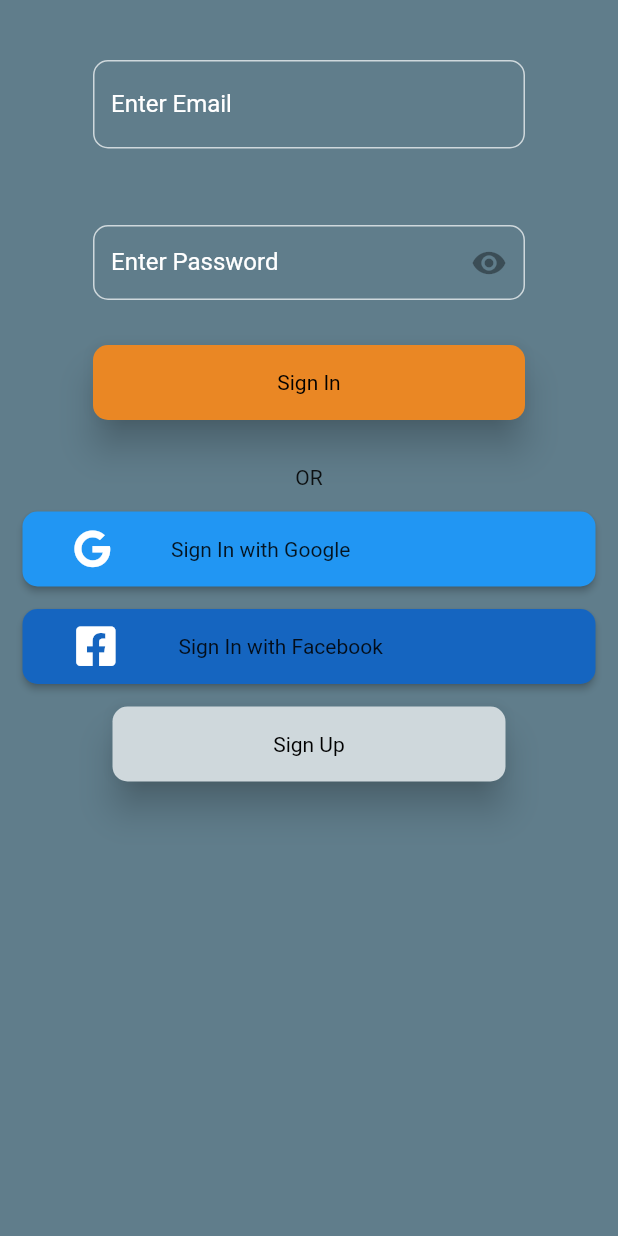
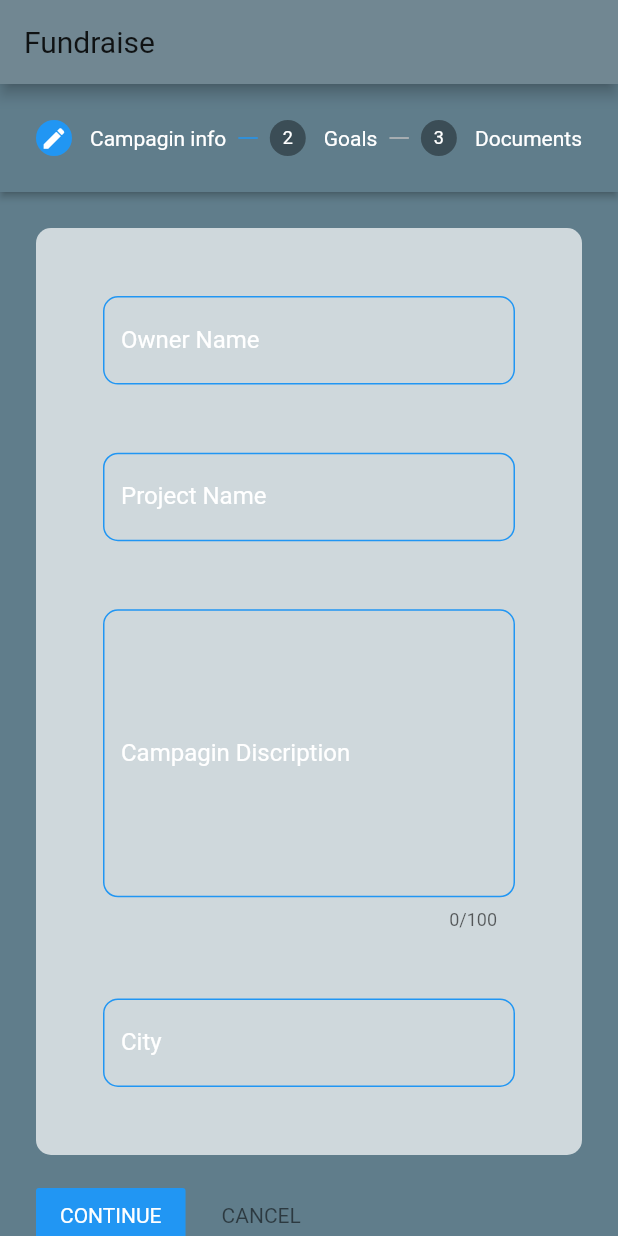
Before and after one commit to Ayushi-nigam/Krowdfunding, a Flutter app: the screen it shows after launch, on a phone screen of 412 x 824 dp. Run offline on Flutter 3.47's test engine with Material 2 defaults, Android fonts, the phone set to English and light mode, and no system bars; our stand-ins replace cloud_firestore, firebase_core, flare_flutter, font_awesome_flutter; accounts and stored records are empty.

Commit message:
My Fundraise functionality

```diff
--- a/crowd_funding/lib/app_screens/EditProfile.dart
+++ b/crowd_funding/lib/app_screens/EditProfile.dart
@@ -1,10 +1,12 @@
 import 'package:flutter/material.dart';
 
-class EditProfile extends StatelessWidget{
+class EditProfile extends StatelessWidget {
   @override
-  Widget build (BuildContext context){
-    return Container(
-        child:Text("data")
+  Widget build(BuildContext context) {
+    return new Scaffold(
+      appBar: new AppBar(
+        title: new Text("Edit Profile"),
+      ),
     );
   }
 }
--- a/crowd_funding/lib/app_screens/Login.dart
+++ b/crowd_funding/lib/app_screens/Login.dart
@@ -188,4 +188,3 @@ class _LoginForm extends State<Login> {
         ));
   }
 }
-Akash
--- a/crowd_funding/lib/app_screens/Logo.dart
+++ b/crowd_funding/lib/app_screens/Logo.dart
@@ -3,6 +3,8 @@ import 'dart:async';
 
 import 'package:crowd_funding/app_screens/Login.dart';
 import 'package:flutter/material.dart';
+
+import 'EditProfile.dart';
 
 class Logo extends StatelessWidget {
   @override
@@ -25,7 +27,7 @@ class Logo extends StatelessWidget {
     Navigator.of(context).pushReplacement(new PageRouteBuilder(
         maintainState: true,
         opaque: true,
-        pageBuilder: (context, _, __) => new Login(),
+        pageBuilder: (context, _, __) => new EditProfile(),
         transitionDuration: const Duration(seconds: 1),
         transitionsBuilder: (context, anim1, anim2, child) {
           return new FadeTransition(
--- a/crowd_funding/lib/app_screens/Menu.dart
+++ b/crowd_funding/lib/app_screens/Menu.dart
@@ -2,7 +2,7 @@ import 'package:flutter/material.dart';
 import 'package:font_awesome_flutter/font_awesome_flutter.dart';
 import 'Dashboard.dart';
 import 'EditProfile.dart';
-import 'My_Fundraise.dart';
+import 'MyFundraise.dart';
 import 'My_Donation.dart';
 import 'Help_Support.dart';
 import 'Rewards.dart';
@@ -78,7 +78,7 @@ class Menu extends StatelessWidget {
                 ),
                 onTap: () {
                   Navigator.push(context,
-                      MaterialPageRoute(builder: (context) => My_Fundraise()));
+                      MaterialPageRoute(builder: (context) => MyFundraise()));
                 },
               ),
               new ListTile(
--- /dev/null
+++ b/crowd_funding/lib/app_screens/MyFundraise.dart
@@ -0,0 +1,231 @@
+import 'package:cloud_firestore/cloud_firestore.dart';
+import 'package:crowd_funding/app_screens/TextFField.dart';
+import 'package:crowd_funding/model/User.dart';
+import 'package:flutter/material.dart';
+import 'package:flutter/rendering.dart';
+
+class MyFundraise extends StatefulWidget {
+  @override
+  MyFundraiseState createState() => new MyFundraiseState();
+}
+
+class MyFundraiseState extends State<MyFundraise> {
+  int currentStep = 0;
+  bool complete = false;
+  User user = new User();
+  final List<DropdownMenuItem> items = [];
+  final List<DropdownMenuItem> yearsOfExp = [];
+  String selectedValueCity;
+  String selectedValueResidence;
+  CollectionReference firebaseUsers =
+      FirebaseFirestore.instance.collection('UserProfile');
+  @override
+  void initState() {
+    items.add(DropdownMenuItem(
+      child: Text("Bhopal"),
+      value: "Bhopal",
+    ));
+  }
+
+  next() {
+    if (currentStep == 2) {
+      firebaseUsers.add(this.user.toJson()).then((value) {
+        currentStep + 1 != steps.length
+            ? goTo(currentStep + 1)
+            : setState(() => complete = true);
+      });
+    } else {
+      currentStep + 1 != steps.length
+          ? goTo(currentStep + 1)
+          : setState(() {
+              complete = true;
+            });
+    }
+  }
+
+  cancel() {
+    if (currentStep > 0) {
+      goTo(currentStep - 1);
+    }
+  }
+
+  goTo(int step) {
+    setState(() => currentStep = step);
+  }
+
+  bool isActive(index) {
+    if (currentStep == index) {
+      return true;
+    } else {
+      return false;
+    }
+  }
+
+  StepState isComplete(index) {
+    if (currentStep > index) {
+      return StepState.complete;
+    } else if (currentStep == index) {
+      return StepState.editing;
+    } else {
+      return StepState.disabled;
+    }
+  }
+
+  createSteps(BuildContext context) {
+    return this.steps = [
+      Step(
+          title: const Text(
+            'Campagin info',
+            style: TextStyle(color: Colors.white),
+          ),
+          isActive: isActive(0),
+          state: isComplete(0),
+          content: new Container(
+            width: MediaQuery.of(context).size.width,
+            height: MediaQuery.of(context).size.height -
+                MediaQuery.of(context).size.height / 4,
+            child: new Column(
+              mainAxisAlignment: MainAxisAlignment.spaceEvenly,
+              children: [
+                new Container(
+                    width: MediaQuery.of(context).size.width -
+                        MediaQuery.of(context).size.width / 3,
+                    child: new TextFField(
+                      lableTextField: "Owner Name",
+                      hintTextField: "Enter The Owner Name",
+                      errorText: "Please Enter Owner Name",
+                      suffixIcons: null,
+                      aTextInputType: TextInputType.name,
+                    )),
+                new Container(
+                    width: MediaQuery.of(context).size.width -
+                        MediaQuery.of(context).size.width / 3,
+                    child: new TextFField(
+                      lableTextField: "Project Name",
+                      hintTextField: "Enter The Project Name",
+                      errorText: "Please Enter Project Name",
+                      suffixIcons: null,
+                      aTextInputType: TextInputType.name,
+                    )),
+                new Container(
+                    width: MediaQuery.of(context).size.width -
+                        MediaQuery.of(context).size.width / 3,
+                    child: new TextFField(
+                      lableTextField: "Campagin Discription",
+                      hintTextField: "Enter The Campagin Discription",
+                      errorText: "Please Enter Campagin Discription",
+                      suffixIcons: null,
+                      maxLine: 8,
+                      minLine: 100,
+                      aTextInputType: TextInputType.multiline,
+                    )),
+                new Container(
+                    width: MediaQuery.of(context).size.width -
+                        MediaQuery.of(context).size.width / 3,
+                    child: new TextFField(
+                      lableTextField: "City",
+                      hintTextField: "Enter The City",
+                      errorText: "Please Enter City",
+                      suffixIcons: null,
+                    )),
+              ],
+            ),
+            decoration: new BoxDecoration(
+                borderRadius: BorderRadius.circular(10),
+                color: Theme.of(context).primaryColorLight),
+          )),
+      Step(
+          isActive: isActive(1),
+          state: isComplete(1),
+          title: const Text(
+            'Goals',
+            style: TextStyle(color: Colors.white),
+          ),
+          content: new Container(
+            width: MediaQuery.of(context).size.width,
+            height: MediaQuery.of(context).size.height -
+                MediaQuery.of(context).size.height / 2,
+            child: Column(
+              mainAxisAlignment: MainAxisAlignment.spaceEvenly,
+              children: [
+                new Container(
+                    width: MediaQuery.of(context).size.width -
+                        MediaQuery.of(context).size.width / 3,
+                    child: new TextFField(
+                      lableTextField: "Campagin Days",
+                      hintTextField: "Enter The Campagin Days",
+                      errorText: "Please Enter Campagin Days",
+                      suffixIcons: null,
+                      aTextInputType: TextInputType.number,
+                    )),
+                new Container(
+                    width: MediaQuery.of(context).size.width -
+                        MediaQuery.of(context).size.width / 3,
+                    child: new TextFField(
+                      lableTextField: "Goal Amount",
+                      hintTextField: "Enter The Goal Amount",
+                      errorText: "Please Enter Goal Amount",
+                      suffixIcons: null,
+                      aTextInputType: TextInputType.number,
+                    )),
+                new Container(
+                    width: MediaQuery.of(context).size.width -
+                        MediaQuery.of(context).size.width / 3,
+                    child: new TextFField(
+                      lableTextField: "Goal Amount",
+                      hintTextField: "Enter The Goal Amount",
+                      errorText: "Please Enter Goal Amount",
+                      suffixIcons: null,
+                      aTextInputType: TextInputType.number,
+                    )),
+                new Container(
+                    width: MediaQuery.of(context).size.width -
+                        MediaQuery.of(context).size.width / 3,
+                    child: new TextFField(
+                      lableTextField: "Sub Category",
+                      hintTextField: "Enter The Sub Category",
+                      errorText: "Please Enter Sub Category",
+                      suffixIcons: null,
+                      aTextInputType: TextInputType.number,
+                    )),
+              ],
+            ),
+            decoration: new BoxDecoration(
+                borderRadius: BorderRadius.circular(10),
+                color: Theme.of(context).primaryColorLight),
+          )),
+      Step(
+        state: isComplete(2),
+        isActive: isActive(2),
+        title: const Text('Documents', style: TextStyle(color: Colors.white)),
+        content: Column(
+          children: <Widget>[],
+        ),
+      ),
+    ];
+  }
+
+  List<Step> steps;
+
+  @override
+  Widget build(BuildContext context) {
+    return new Scaffold(
+        appBar: new AppBar(
+          title: new Text("Fundraise"),
+        ),
+        body: Theme(
+            data: ThemeData(
+                canvasColor: Theme.of(context).scaffoldBackgroundColor),
+            child: Column(children: <Widget>[
+              Expanded(
+                child: Stepper(
+                  steps: createSteps(context),
+                  type: StepperType.horizontal,
+                  currentStep: currentStep,
+                  onStepContinue: next,
+                  onStepCancel: cancel,
+                ),
+              ),
+            ])));
+  }
+}
--- a/crowd_funding/lib/app_screens/My_Fundraise.dart
+++ /dev/null
@@ -1,10 +0,0 @@
-import 'package:flutter/material.dart';
-
-class My_Fundraise extends StatelessWidget{
-  @override
-  Widget build (BuildContext context){
-    return Container(
-        child:Text("fundraise")
-    );
-  }
-}
--- a/crowd_funding/lib/app_screens/TextFField.dart
+++ b/crowd_funding/lib/app_screens/TextFField.dart
@@ -6,15 +6,24 @@ class TextFField extends StatelessWidget {
   String errorText;
   final myController;
   IconButton suffixIcons;
+  TextInputType aTextInputType;
+  int maxLine;
+  int minLine;
   TextFField(
       {this.lableTextField,
       this.hintTextField,
       this.suffixIcons,
       this.errorText,
-      this.myController});
+      this.myController,
+      this.aTextInputType,
+      this.maxLine,
+      this.minLine});
 
   Widget build(BuildContext context) {
     return TextFormField(
+      keyboardType: this.aTextInputType,
+      maxLines: this.maxLine,
+      maxLength: this.minLine,
       controller: myController,
       textDirection: TextDirection.ltr,
       decoration: InputDecoration(
--- a/crowd_funding/lib/main.dart
+++ b/crowd_funding/lib/main.dart
@@ -2,6 +2,7 @@ import 'package:cloud_firestore/cloud_firestore.dart';
 import 'package:firebase_core/firebase_core.dart';
 import 'package:flutter/material.dart';
 import 'app_screens/Logo.dart';
+import 'app_screens/MyFundraise.dart';
 
 bool USE_FIRESTORE_EMULATOR = false;
 void main() async {
@@ -20,6 +21,7 @@ class CrowdfundApp extends StatelessWidget {
     return new MaterialApp(
       debugShowCheckedModeBanner: false,
       theme: ThemeData(
+          primaryColorLight: Color(0xffCFD8DC),
           focusColor: Color(0xffCFD8DC),
           primaryColor: Color(0xffCFD8DC),
           appBarTheme: new AppBarTheme(
@@ -30,7 +32,7 @@ class CrowdfundApp extends StatelessWidget {
           buttonColor: Color(0xffEA8724),
           scaffoldBackgroundColor: Color(0xff607D8B)),
       title: "Crowd Funding",
-      home: new Logo(),
+      home: new MyFundraise(),
     );
   }
 }
--- a/crowd_funding/pubspec.yaml
+++ b/crowd_funding/pubspec.yaml
@@ -31,6 +31,7 @@ dependencies:
   flutter_facebook_auth: ^0.3.3
   cloud_firestore: "^0.14.1+3"
   flare_flutter: ^2.0.6
+  searchable_dropdown: ^1.1.3
 
 
   # The following adds the Cupertino Icons font to your application.
```
Also changed, not shown: crowd_funding/pubspec.lock.
